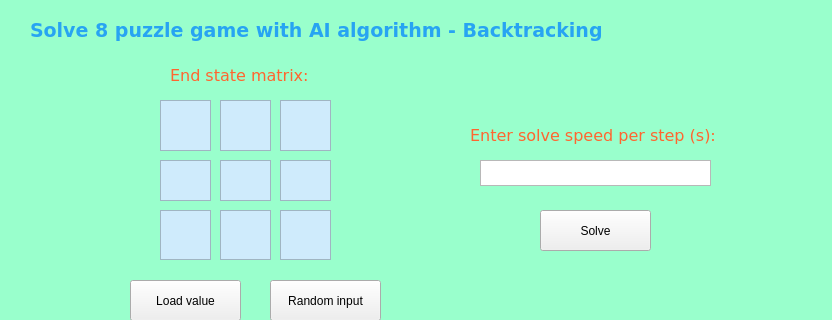
The window that constrainSatisfactionProblemGUI.ui (DuyVo-2005/AI-personal-project---8-puzzle-game) describes before a commit, drawn with Qt 5; both pictures show x 0 to 832 and y 0 to 320 of the 832 by 601 pixel window.
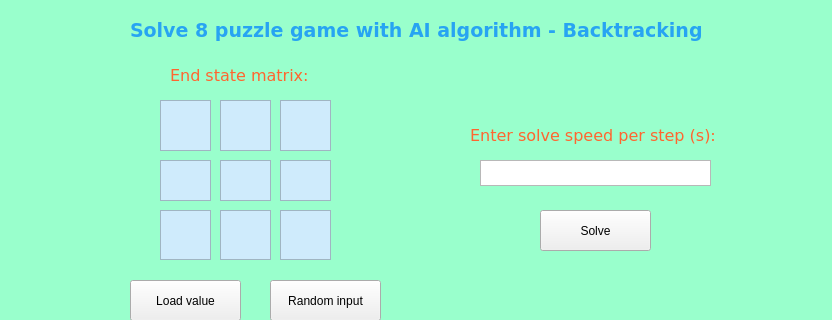
The same window after the commit.

What changed in the file:
```diff
--- a/constrainSatisfactionProblemGUI.ui
+++ b/constrainSatisfactionProblemGUI.ui
@@ -47,7 +47,7 @@
    <widget class="QLabel" name="lblTitle">
     <property name="geometry">
      <rect>
-      <x>30</x>
+      <x>130</x>
       <y>20</y>
       <width>791</width>
       <height>21</height>
```
